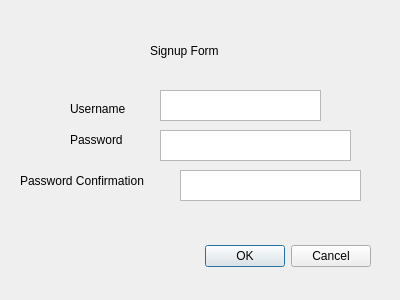
Before: the Qt Designer form sharefileclient/signupdialog.ui in taragu/sharefile, drawn with Qt 5.
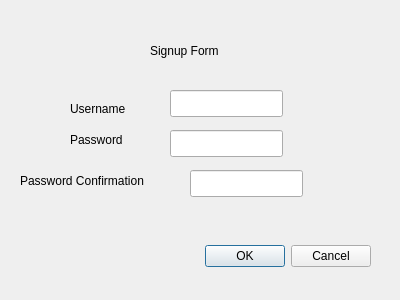
After: the same form once the commit is applied.

```diff
--- a/sharefileclient/signupdialog.ui
+++ b/sharefileclient/signupdialog.ui
@@ -81,33 +81,33 @@
     <string>Password Confirmation</string>
    </property>
   </widget>
-  <widget class="QTextEdit" name="signup_username_textedit">
+  <widget class="QLineEdit" name="signup_username_textedit">
    <property name="geometry">
     <rect>
-     <x>160</x>
+     <x>170</x>
      <y>90</y>
-     <width>161</width>
-     <height>31</height>
+     <width>113</width>
+     <height>27</height>
     </rect>
    </property>
   </widget>
-  <widget class="QTextEdit" name="signup_password_textedit">
+  <widget class="QLineEdit" name="signup_password_textedit">
    <property name="geometry">
     <rect>
-     <x>160</x>
+     <x>170</x>
      <y>130</y>
-     <width>191</width>
-     <height>31</height>
+     <width>113</width>
+     <height>27</height>
     </rect>
    </property>
   </widget>
-  <widget class="QTextEdit" name="signup_passwordconf_textedit">
+  <widget class="QLineEdit" name="signup_passwordconf_textedit">
    <property name="geometry">
     <rect>
-     <x>180</x>
+     <x>190</x>
      <y>170</y>
-     <width>181</width>
-     <height>31</height>
+     <width>113</width>
+     <height>27</height>
     </rect>
    </property>
   </widget>
```
